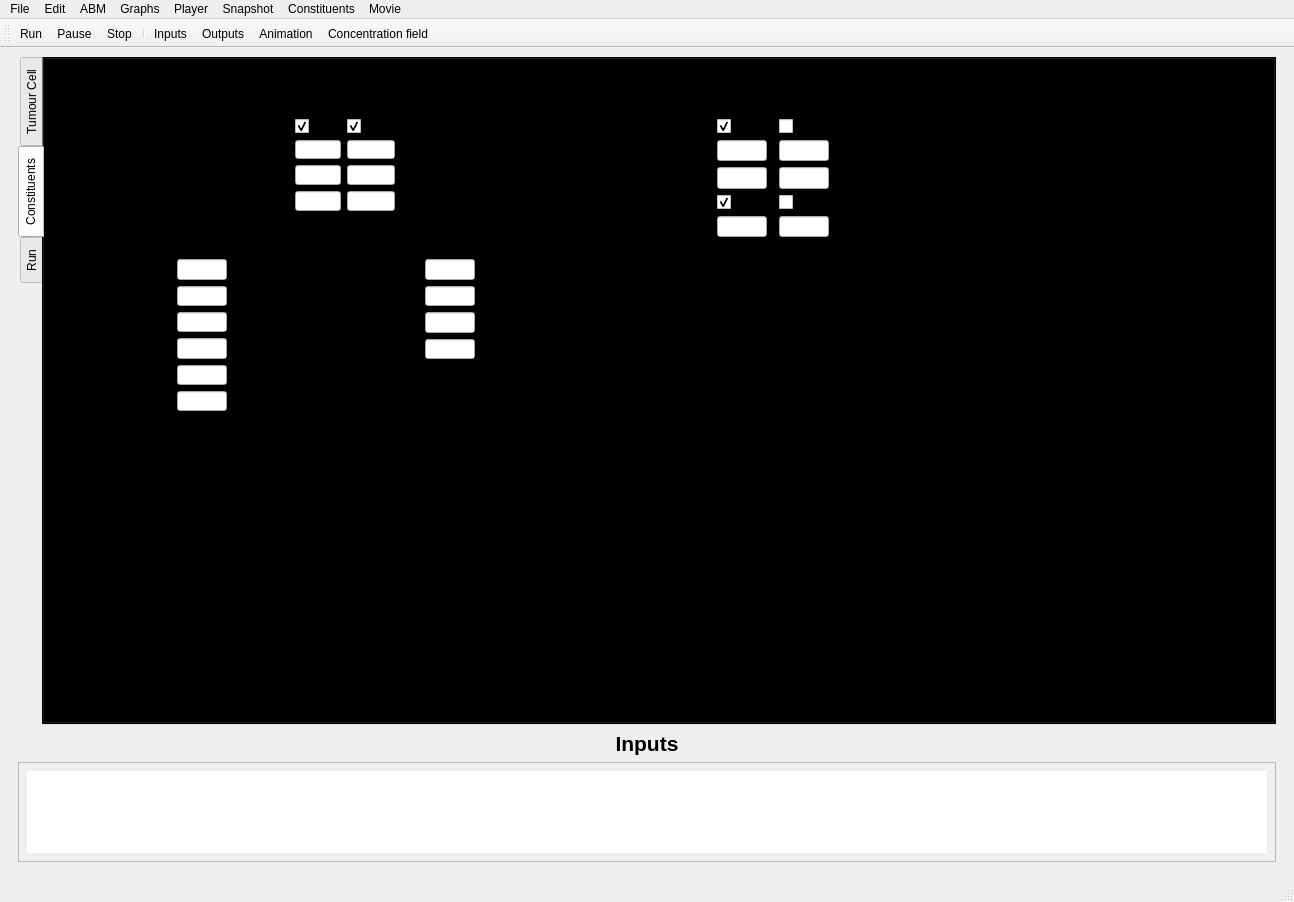
The window that GUI/spheroid_GUI.ui (gibbogle/spheroid-abm) describes before a commit, drawn with Qt 5.
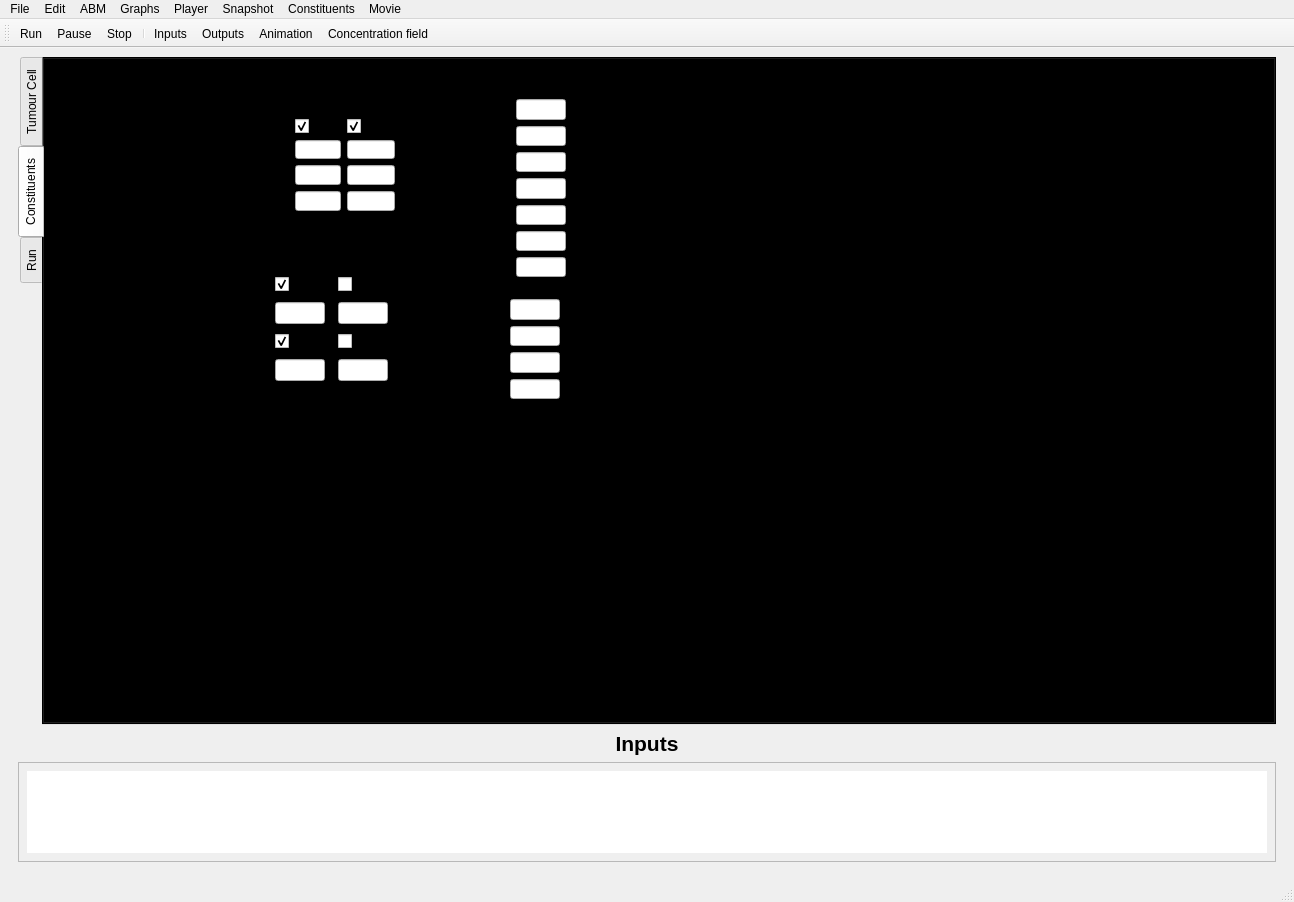
The same window after the commit. The open tabs and pages were chosen to show the change. Icons and pictures are not drawn. Custom widgets are drawn as their Qt base class.

What changed in the file:
```diff
--- a/GUI/spheroid_GUI.ui
+++ b/GUI/spheroid_GUI.ui
@@ -7,7 +7,7 @@
     <x>0</x>
     <y>0</y>
     <width>1294</width>
-    <height>817</height>
+    <height>893</height>
    </rect>
   </property>
   <property name="font">
@@ -450,14 +450,14 @@
            <widget class="QWidget" name="gridLayoutWidget_2">
             <property name="geometry">
              <rect>
-              <x>60</x>
-              <y>200</y>
-              <width>196</width>
-              <height>152</height>
+              <x>390</x>
+              <y>40</y>
+              <width>201</width>
+              <height>178</height>
              </rect>
             </property>
             <layout class="QGridLayout" name="gridLayout_6">
-             <item row="0" column="1">
+             <item row="1" column="1">
               <widget class="QMyLabel" name="label_SN30K_KMET0">
                <property name="minimumSize">
                 <size>
@@ -470,7 +470,7 @@
                </property>
               </widget>
              </item>
-             <item row="0" column="2">
+             <item row="1" column="2">
               <widget class="QLineEdit" name="line_SN30K_KMET0">
                <property name="maximumSize">
                 <size>
@@ -486,14 +486,14 @@
                </property>
               </widget>
              </item>
-             <item row="1" column="1">
+             <item row="2" column="1">
               <widget class="QMyLabel" name="label_SN30K_C1">
                <property name="text">
                 <string>C1</string>
                </property>
               </widget>
              </item>
-             <item row="1" column="2">
+             <item row="2" column="2">
               <widget class="QLineEdit" name="line_SN30K_C1">
                <property name="maximumSize">
                 <size>
@@ -503,14 +503,14 @@
                </property>
               </widget>
              </item>
-             <item row="2" column="1">
+             <item row="3" column="1">
               <widget class="QMyLabel" name="label_SN30K_C2">
                <property name="text">
                 <string>C2</string>
                </property>
               </widget>
              </item>
-             <item row="2" column="2">
+             <item row="3" column="2">
               <widget class="QLineEdit" name="line_SN30K_C2">
                <property name="maximumSize">
                 <size>
@@ -520,14 +520,14 @@
                </property>
               </widget>
              </item>
-             <item row="3" column="1">
+             <item row="4" column="1">
               <widget class="QMyLabel" name="label_SN30K_KO2">
                <property name="text">
                 <string>KO2</string>
                </property>
               </widget>
              </item>
-             <item row="3" column="2">
+             <item row="4" column="2">
               <widget class="QLineEdit" name="line_SN30K_KO2">
                <property name="maximumSize">
                 <size>
@@ -537,14 +537,14 @@
                </property>
               </widget>
              </item>
-             <item row="4" column="1">
+             <item row="5" column="1">
               <widget class="QMyLabel" name="label_SN30K_GAMMA">
                <property name="text">
                 <string>gamma</string>
                </property>
               </widget>
              </item>
-             <item row="4" column="2">
+             <item row="5" column="2">
               <widget class="QLineEdit" name="line_SN30K_GAMMA">
                <property name="maximumSize">
                 <size>
@@ -554,49 +554,49 @@
                </property>
               </widget>
              </item>
-             <item row="0" column="3">
+             <item row="1" column="3">
               <widget class="QLabel" name="units_KMET0">
                <property name="text">
                 <string>min^-1</string>
                </property>
               </widget>
              </item>
-             <item row="1" column="3">
+             <item row="2" column="3">
               <widget class="QLabel" name="units_C1">
                <property name="text">
                 <string/>
                </property>
               </widget>
              </item>
-             <item row="2" column="3">
+             <item row="3" column="3">
               <widget class="QLabel" name="units_C2">
                <property name="text">
                 <string/>
                </property>
               </widget>
              </item>
-             <item row="3" column="3">
+             <item row="4" column="3">
               <widget class="QLabel" name="units_KO2">
                <property name="text">
                 <string>uM</string>
                </property>
               </widget>
              </item>
-             <item row="4" column="3">
+             <item row="5" column="3">
               <widget class="QLabel" name="units_GAMMA">
                <property name="text">
                 <string>uM^-2</string>
                </property>
               </widget>
              </item>
-             <item row="5" column="1">
+             <item row="6" column="1">
               <widget class="QMyLabel" name="label_SN30K_KLESION">
                <property name="text">
                 <string>Klesion</string>
                </property>
               </widget>
              </item>
-             <item row="5" column="2">
+             <item row="6" column="2">
               <widget class="QLineEdit" name="line_SN30K_KLESION">
                <property name="maximumSize">
                 <size>
@@ -606,13 +606,43 @@
                </property>
               </widget>
              </item>
+             <item row="0" column="2">
+              <widget class="QLineEdit" name="line_SN30K_DIFF_COEF">
+               <property name="maximumSize">
+                <size>
+                 <width>50</width>
+                 <height>16777215</height>
+                </size>
+               </property>
+               <property name="baseSize">
+                <size>
+                 <width>0</width>
+                 <height>0</height>
+                </size>
+               </property>
+              </widget>
+             </item>
+             <item row="0" column="1">
+              <widget class="QMyLabel" name="label_SN30K_DIFF_COEF">
+               <property name="text">
+                <string>Diff coefficient</string>
+               </property>
+              </widget>
+             </item>
+             <item row="0" column="3">
+              <widget class="QLabel" name="units_diffcoef_3">
+               <property name="text">
+                <string>cm2/s</string>
+               </property>
+              </widget>
+             </item>
             </layout>
            </widget>
            <widget class="QLabel" name="label_SN30K">
             <property name="geometry">
              <rect>
-              <x>60</x>
-              <y>180</y>
+              <x>420</x>
+              <y>20</y>
               <width>131</width>
               <height>16</height>
              </rect>
@@ -630,15 +660,15 @@
            <widget class="QWidget" name="gridLayoutWidget_3">
             <property name="geometry">
              <rect>
-              <x>310</x>
-              <y>200</y>
-              <width>191</width>
+              <x>390</x>
+              <y>240</y>
+              <width>201</width>
               <height>100</height>
              </rect>
             </property>
             <layout class="QGridLayout" name="gridLayout_7">
              <item row="0" column="0">
-              <widget class="QLabel" name="label_KILL_O2_CONC">
+              <widget class="QMyLabel" name="label_SN30K_KILL_O2_CONC">
                <property name="text">
                 <string>O2 conc</string>
                </property>
@@ -662,7 +692,7 @@
               </widget>
              </item>
              <item row="1" column="0">
-              <widget class="QLabel" name="label_KILL_DRUG_CONC">
+              <widget class="QMyLabel" name="label_SN30K_KILL_DRUG_CONC">
                <property name="text">
                 <string>Drug conc</string>
                </property>
@@ -686,7 +716,7 @@
               </widget>
              </item>
              <item row="2" column="0">
-              <widget class="QLabel" name="label_KILL_DURATION">
+              <widget class="QMyLabel" name="label_SN30K_KILL_DURATION">
                <property name="text">
                 <string>Duration</string>
                </property>
@@ -731,9 +761,9 @@
            <widget class="QLabel" name="label_SN30K_KILL">
             <property name="geometry">
              <rect>
-              <x>310</x>
-              <y>180</y>
-              <width>151</width>
+              <x>390</x>
+              <y>220</y>
+              <width>91</width>
               <height>16</height>
              </rect>
             </property>
@@ -750,8 +780,8 @@
            <widget class="QWidget" name="gridLayoutWidget_4">
             <property name="geometry">
              <rect>
-              <x>490</x>
-              <y>40</y>
+              <x>50</x>
+              <y>190</y>
               <width>300</width>
               <height>138</height>
              </rect>
@@ -784,20 +814,7 @@
               </widget>
              </item>
              <item row="2" column="0">
-              <widget class="QLabel" name="label_diffcoef_1">
-               <property name="font">
-                <font>
-                 <weight>75</weight>
-                 <bold>true</bold>
-                </font>
-               </property>
-               <property name="text">
-                <string>Diffusion Coefficient</string>
-               </property>
-              </widget>
-             </item>
-             <item row="3" column="0">
-              <widget class="QLabel" name="label_bdryconc_1">
+              <widget class="QMyLabel" name="label_bdryconc_1">
                <property name="font">
                 <font>
                  <weight>75</weight>
@@ -810,21 +827,14 @@
               </widget>
              </item>
              <item row="2" column="1">
-              <widget class="QLabel" name="units_diffcoef_2">
-               <property name="text">
-                <string>cm2/s</string>
-               </property>
-              </widget>
-             </item>
-             <item row="3" column="1">
               <widget class="QLabel" name="units_bdryconc_2">
                <property name="text">
                 <string>mM</string>
                </property>
               </widget>
              </item>
-             <item row="5" column="0">
-              <widget class="QLabel" name="label_halflife">
+             <item row="4" column="0">
+              <widget class="QMyLabel" name="label_halflife">
                <property name="font">
                 <font>
                  <weight>75</weight>
@@ -836,7 +846,7 @@
                </property>
               </widget>
              </item>
-             <item row="5" column="1">
+             <item row="4" column="1">
               <widget class="QLabel" name="units_halflife">
                <property name="text">
                 <string>hours</string>
@@ -864,7 +874,7 @@
                 </font>
                </property>
                <property name="text">
-                <string>Drug A</string>
+                <string>SN30000</string>
                </property>
               </widget>
              </item>
@@ -897,21 +907,8 @@
                </property>
               </widget>
              </item>
-             <item row="3" column="3">
-              <widget class="QLineEdit" name="line_DRUG_A_BDRY_CONC">
-               <property name="maximumSize">
-                <size>
-                 <width>50</width>
-                 <height>16777215</height>
-                </size>
-               </property>
-               <property name="alignment">
-                <set>Qt::AlignRight|Qt::AlignTrailing|Qt::AlignVCenter</set>
-               </property>
-              </widget>
-             </item>
-             <item row="5" column="3">
-              <widget class="QLineEdit" name="line_DRUG_A_HALFLIFE">
+             <item row="4" column="3">
+              <widget class="QLineEdit" name="line_SN30K_HALFLIFE">
                <property name="maximumSize">
                 <size>
                  <width>50</width>
@@ -965,19 +962,6 @@
               </widget>
              </item>
              <item row="2" column="4">
-              <widget class="QLineEdit" name="line_DRUG_B_DIFF_COEF">
-               <property name="maximumSize">
-                <size>
-                 <width>50</width>
-                 <height>16777215</height>
-                </size>
-               </property>
-               <property name="alignment">
-                <set>Qt::AlignRight|Qt::AlignTrailing|Qt::AlignVCenter</set>
-               </property>
-              </widget>
-             </item>
-             <item row="3" column="4">
               <widget class="QLineEdit" name="line_DRUG_B_BDRY_CONC">
                <property name="maximumSize">
                 <size>
@@ -990,7 +974,7 @@
                </property>
               </widget>
              </item>
-             <item row="5" column="4">
+             <item row="4" column="4">
               <widget class="QLineEdit" name="line_DRUG_B_HALFLIFE">
                <property name="maximumSize">
                 <size>
@@ -1003,8 +987,8 @@
                </property>
               </widget>
              </item>
-             <item row="4" column="0">
-              <widget class="QLabel" name="label_decay">
+             <item row="3" column="0">
+              <widget class="QMyLabel" name="label_decay">
                <property name="font">
                 <font>
                  <weight>75</weight>
@@ -1016,8 +1000,8 @@
                </property>
               </widget>
              </item>
-             <item row="4" column="3">
-              <widget class="QCheckBox" name="cbox_DRUG_A_DECAY">
+             <item row="3" column="3">
+              <widget class="QCheckBox" name="cbox_SN30K_DECAY">
                <property name="text">
                 <string/>
                </property>
@@ -1026,7 +1010,7 @@
                </property>
               </widget>
              </item>
-             <item row="4" column="4">
+             <item row="3" column="4">
               <widget class="QCheckBox" name="cbox_DRUG_B_DECAY">
                <property name="text">
                 <string/>
```
Left out of the diff: 159 changed lines with no effect on the pictures.
